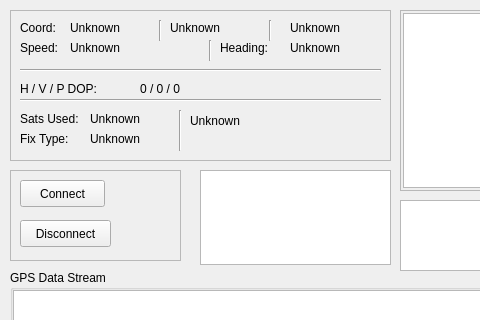
Before: the Qt Designer form ground/src/plugins/gpsdisplay/gpsdisplaywidget.ui in openpilot/OpenPilot, drawn with Qt 5; both pictures show x 0 to 480 and y 0 to 320 of the 592 by 417 pixel window.
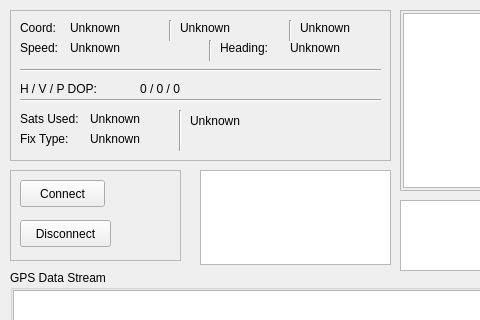
After: the same form once the commit is applied. Custom widgets are drawn as their Qt base class.

Commit message: OP-52 Ground/GPS Gadget: DOP values on NMEA sentences too. Tested on both telemetry & NMEA/Serial

What changed in the file:
```diff
--- a/ground/src/plugins/gpsdisplay/gpsdisplaywidget.ui
+++ b/ground/src/plugins/gpsdisplay/gpsdisplaywidget.ui
@@ -214,7 +214,7 @@
      <rect>
       <x>60</x>
       <y>10</y>
-      <width>81</width>
+      <width>91</width>
       <height>16</height>
      </rect>
     </property>
@@ -449,7 +449,7 @@
    <widget class="Line" name="line_6">
     <property name="geometry">
      <rect>
-      <x>250</x>
+      <x>270</x>
       <y>10</y>
       <width>20</width>
       <height>21</height>
@@ -462,7 +462,7 @@
    <widget class="Line" name="line_7">
     <property name="geometry">
      <rect>
-      <x>140</x>
+      <x>150</x>
       <y>10</y>
       <width>20</width>
       <height>21</height>
@@ -475,9 +475,9 @@
    <widget class="QLabel" name="coord_value_2">
     <property name="geometry">
      <rect>
-      <x>160</x>
+      <x>170</x>
       <y>10</y>
-      <width>81</width>
+      <width>101</width>
       <height>16</height>
      </rect>
     </property>
@@ -494,7 +494,7 @@
    <widget class="QLabel" name="coord_value_3">
     <property name="geometry">
      <rect>
-      <x>280</x>
+      <x>290</x>
       <y>10</y>
       <width>81</width>
       <height>16</height>
```
The commit also changes 1 other file.
